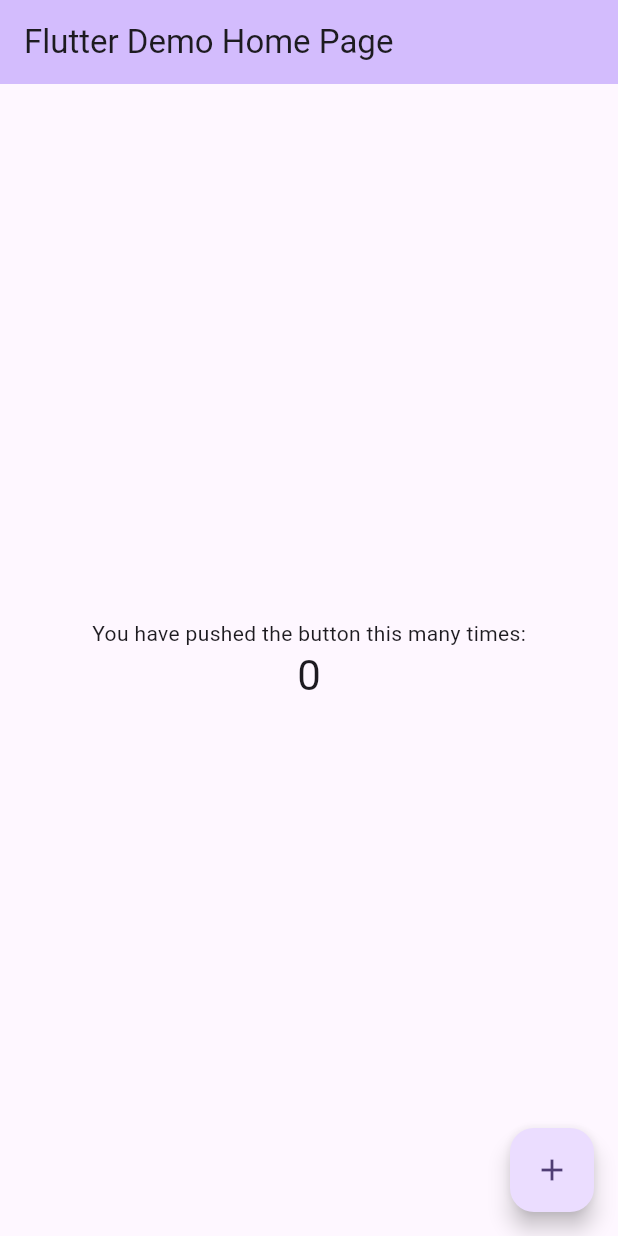
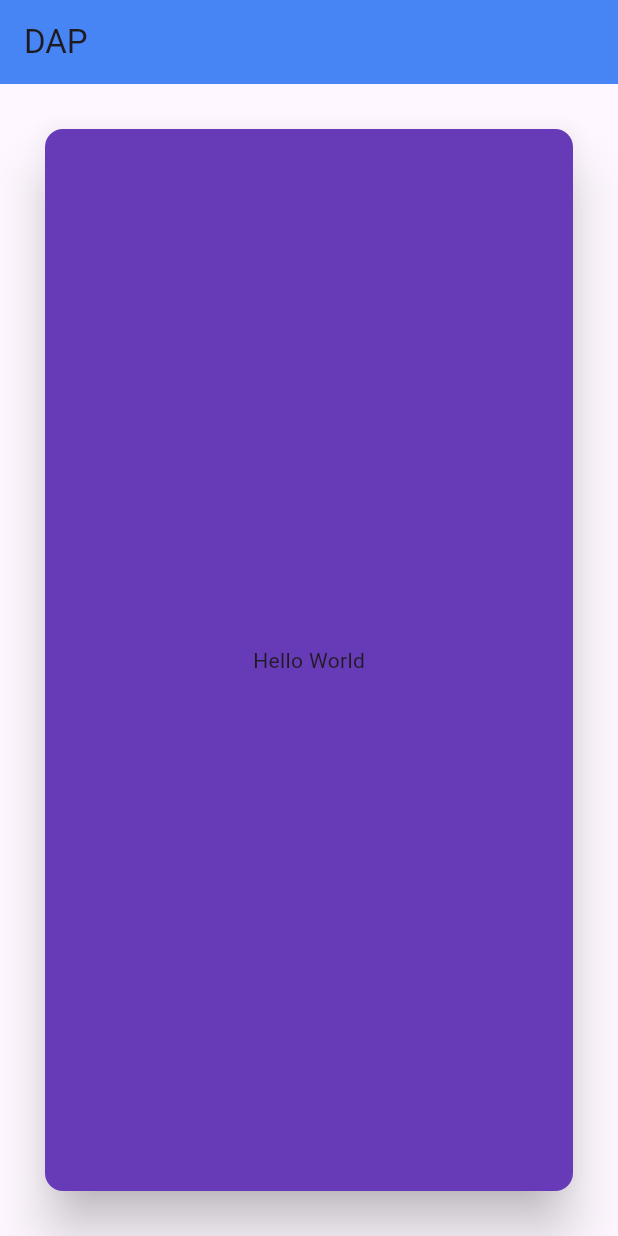
Before and after one commit to ahmadouseck/sama_dap, a Flutter app: the screen it shows after launch, on a phone screen of 412 x 824 dp. Run offline on Flutter 3.47's test engine with Material 3 defaults, Android fonts, the phone set to English and light mode, and no system bars.

Commit message:
Mise en place des differentes parties du projet

```diff
--- a/lib/main.dart
+++ b/lib/main.dart
@@ -1,3 +1,4 @@
+import 'package:flutter/cupertino.dart';
 import 'package:flutter/material.dart';
 
 void main() {
@@ -6,47 +7,22 @@
 
 class MyApp extends StatelessWidget {
   const MyApp({super.key});
-
-  // This widget is the root of your application.
   @override
   Widget build(BuildContext context) {
     return MaterialApp(
+      debugShowCheckedModeBanner: false,
       title: 'Flutter Demo',
       theme: ThemeData(
-        // This is the theme of your application.
-        //
-        // TRY THIS: Try running your application with "flutter run". You'll see
-        // the application has a purple toolbar. Then, without quitting the app,
-        // try changing the seedColor in the colorScheme below to Colors.green
-        // and then invoke "hot reload" (save your changes or press the "hot
-        // reload" button in a Flutter-supported IDE, or press "r" if you used
-        // the command line to start the app).
-        //
-        // Notice that the counter didn't reset back to zero; the application
-        // state is not lost during the reload. To reset the state, use hot
-        // restart instead.
-        //
-        // This works for code too, not just values: Most code changes can be
-        // tested with just a hot reload.
         colorScheme: ColorScheme.fromSeed(seedColor: Colors.deepPurple),
         useMaterial3: true,
       ),
-      home: const MyHomePage(title: 'Flutter Demo Home Page'),
+      home: const MyHomePage(title: 'DAP'),
     );
   }
 }
 
 class MyHomePage extends StatefulWidget {
   const MyHomePage({super.key, required this.title});
-
-  // This widget is the home page of your application. It is stateful, meaning
-  // that it has a State object (defined below) that contains fields that affect
-  // how it looks.
-
-  // This class is the configuration for the state. It holds the values (in this
-  // case the title) provided by the parent (in this case the App widget) and
-  // used by the build method of the State. Fields in a Widget subclass are
-  // always marked "final".
 
   final String title;
 
@@ -55,71 +31,26 @@
 }
 
 class _MyHomePageState extends State<MyHomePage> {
-  int _counter = 0;
-
-  void _incrementCounter() {
-    setState(() {
-      // This call to setState tells the Flutter framework that something has
-      // changed in this State, which causes it to rerun the build method below
-      // so that the display can reflect the updated values. If we changed
-      // _counter without calling setState(), then the build method would not be
-      // called again, and so nothing would appear to happen.
-      _counter++;
-    });
-  }
-
   @override
   Widget build(BuildContext context) {
-    // This method is rerun every time setState is called, for instance as done
-    // by the _incrementCounter method above.
-    //
-    // The Flutter framework has been optimized to make rerunning build methods
-    // fast, so that you can just rebuild anything that needs updating rather
-    // than having to individually change instances of widgets.
     return Scaffold(
       appBar: AppBar(
-        // TRY THIS: Try changing the color here to a specific color (to
-        // Colors.amber, perhaps?) and trigger a hot reload to see the AppBar
-        // change color while the other colors stay the same.
-        backgroundColor: Theme.of(context).colorScheme.inversePrimary,
-        // Here we take the value from the MyHomePage object that was created by
-        // the App.build method, and use it to set our appbar title.
-        title: Text(widget.title),
+      backgroundColor: Colors.blueAccent,
+      elevation: 4,
+      title: Text(widget.title),
       ),
-      body: Center(
-        // Center is a layout widget. It takes a single child and positions it
-        // in the middle of the parent.
-        child: Column(
-          // Column is also a layout widget. It takes a list of children and
-          // arranges them vertically. By default, it sizes itself to fit its
-          // children horizontally, and tries to be as tall as its parent.
-          //
-          // Column has various properties to control how it sizes itself and
-          // how it positions its children. Here we use mainAxisAlignment to
-          // center the children vertically; the main axis here is the vertical
-          // axis because Columns are vertical (the cross axis would be
-          // horizontal).
-          //
-          // TRY THIS: Invoke "debug painting" (choose the "Toggle Debug Paint"
-          // action in the IDE, or press "p" in the console), to see the
-          // wireframe for each widget.
-          mainAxisAlignment: MainAxisAlignment.center,
-          children: <Widget>[
-            const Text(
-              'You have pushed the button this many times:',
-            ),
-            Text(
-              '$_counter',
-              style: Theme.of(context).textTheme.headlineMedium,
-            ),
-          ],
+      body: const Center(
+
+        child:    Card(
+            margin: EdgeInsets.all(30),
+            elevation: 15,
+            color: Colors.deepPurple,
+            child: Center(
+                child: Text("Hello World")
+            )
         ),
       ),
-      floatingActionButton: FloatingActionButton(
-        onPressed: _incrementCounter,
-        tooltip: 'Increment',
-        child: const Icon(Icons.add),
-      ), // This trailing comma makes auto-formatting nicer for build methods.
+
     );
   }
 }
```
Also changed, not shown: lib/home.dart (added, +19 -0 lines), lib/layout.dart (added, +19 -0 lines), lib/page/dd.dart (added, +19 -0 lines), lib/page/mo.dart (added, +19 -0 lines), lib/page/mt.dart (added, +19 -0 lines), lib/page/os.dart (added, +19 -0 lines), lib/page/pa.dart (added, +19 -0 lines), lib/page/pj.dart (added, +19 -0 lines), lib/page/pr.dart (added, +19 -0 lines), lib/page/sg.dart (added, +19 -0 lines), lib/page/si.dart (added, +19 -0 lines).
